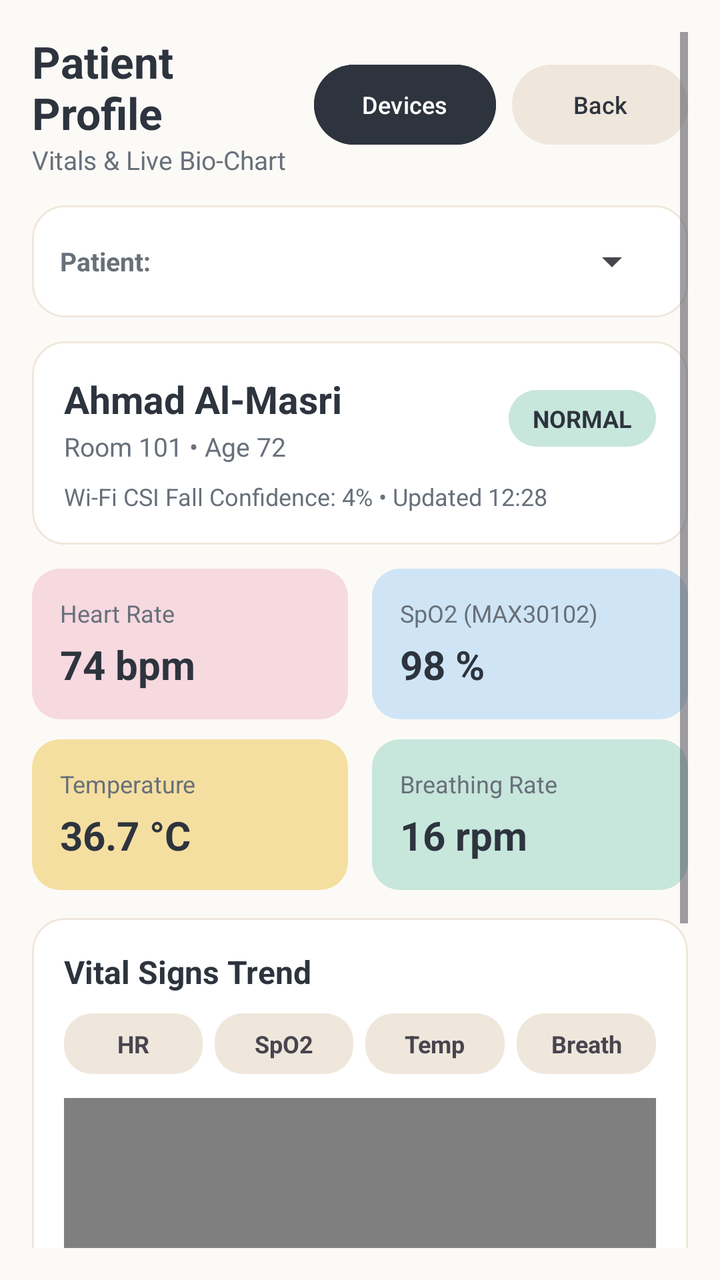
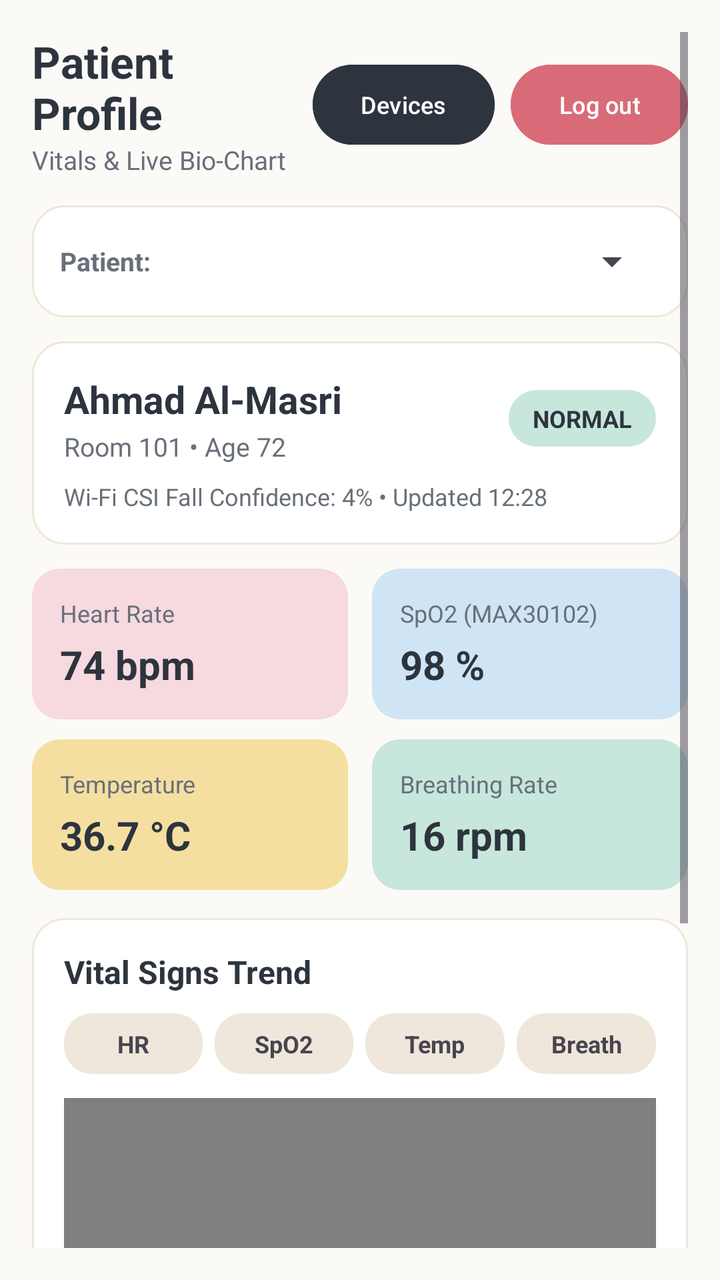

Before-and-after screenshots of an Android layout around one commit, followed by the original layout XML and the change that was made.
<!-- AndroidManifest.xml: application theme Theme.SafeWard -->
<!-- res/layout/activity_patient_profile.xml -->
<?xml version="1.0" encoding="utf-8"?>
<ScrollView xmlns:android="http://schemas.android.com/apk/res/android"
    xmlns:tools="http://schemas.android.com/tools"
    android:id="@+id/main"
    android:layout_width="match_parent"
    android:layout_height="match_parent"
    android:background="@color/bg_cloud_cream"
    android:padding="16dp"
    tools:context=".ui.patient.PatientProfileActivity">

    <LinearLayout
        android:layout_width="match_parent"
        android:layout_height="wrap_content"
        android:orientation="vertical">

        
        <LinearLayout
            android:layout_width="match_parent"
            android:layout_height="wrap_content"
            android:gravity="center_vertical"
            android:orientation="horizontal">

            <LinearLayout
                android:layout_width="0dp"
                android:layout_height="wrap_content"
                android:layout_weight="1"
                android:orientation="vertical">

                <TextView
                    android:layout_width="wrap_content"
                    android:layout_height="wrap_content"
                    android:text="Patient Profile"
                    android:textColor="@color/text_soft_charcoal"
                    android:textSize="22sp"
                    android:textStyle="bold" />

                <TextView
                    android:id="@+id/subtitleText"
                    android:layout_width="wrap_content"
                    android:layout_height="wrap_content"
                    android:text="Vitals &amp; Live Bio-Chart"
                    android:textColor="@color/text_muted_slate"
                    android:textSize="13sp" />
            </LinearLayout>

            <Button
                android:id="@+id/devicesButton"
                android:layout_width="wrap_content"
                android:layout_height="wrap_content"
                android:layout_marginEnd="8dp"
                android:backgroundTint="@color/text_soft_charcoal"
                android:text="Devices"
                android:textAllCaps="false"
                android:textColor="@color/white"
                android:textSize="12sp" />

            <Button
                android:id="@+id/backButton"
                android:layout_width="wrap_content"
                android:layout_height="wrap_content"
                android:backgroundTint="@color/surface_warm_linen"
                android:text="Back"
                android:textAllCaps="false"
                android:textColor="@color/text_soft_charcoal"
                android:textSize="12sp" />
        </LinearLayout>

        
        <LinearLayout
            android:layout_width="match_parent"
            android:layout_height="wrap_content"
            android:layout_marginTop="14dp"
            android:background="@drawable/bg_security_card"
            android:gravity="center_vertical"
            android:orientation="horizontal"
            android:paddingHorizontal="14dp"
            android:paddingVertical="8dp">

            <TextView
                android:layout_width="wrap_content"
                android:layout_height="wrap_content"
                android:layout_marginEnd="10dp"
                android:text="Patient:"
                android:textColor="@color/text_muted_slate"
                android:textSize="13sp"
                android:textStyle="bold" />

            <Spinner
                android:id="@+id/roomSpinner"
                android:layout_width="0dp"
                android:layout_height="40dp"
                android:layout_weight="1" />
        </LinearLayout>

        
        <LinearLayout
            android:layout_width="match_parent"
            android:layout_height="wrap_content"
            android:layout_marginTop="12dp"
            android:background="@drawable/bg_security_card"
            android:orientation="vertical"
            android:padding="16dp">

            <LinearLayout
                android:layout_width="match_parent"
                android:layout_height="wrap_content"
                android:gravity="center_vertical"
                android:orientation="horizontal">

                <LinearLayout
                    android:layout_width="0dp"
                    android:layout_height="wrap_content"
                    android:layout_weight="1"
                    android:orientation="vertical">

                    <TextView
                        android:id="@+id/patientNameText"
                        android:layout_width="wrap_content"
                        android:layout_height="wrap_content"
                        android:text="Ahmad Al-Masri"
                        android:textColor="@color/text_soft_charcoal"
                        android:textSize="19sp"
                        android:textStyle="bold" />

                    <TextView
                        android:id="@+id/patientMetaText"
                        android:layout_width="wrap_content"
                        android:layout_height="wrap_content"
                        android:layout_marginTop="2dp"
                        android:text="Room 101 • Age 72"
                        android:textColor="@color/text_muted_slate"
                        android:textSize="13sp" />
                </LinearLayout>

                <TextView
                    android:id="@+id/csiStatusBadge"
                    android:layout_width="wrap_content"
                    android:layout_height="wrap_content"
                    android:background="@drawable/bg_pill_rounded"
                    android:backgroundTint="@color/status_safe_mint"
                    android:paddingHorizontal="12dp"
                    android:paddingVertical="6dp"
                    android:text="NORMAL"
                    android:textColor="@color/text_soft_charcoal"
                    android:textSize="12sp"
                    android:textStyle="bold" />
            </LinearLayout>

            <TextView
                android:id="@+id/fallConfidenceText"
                android:layout_width="wrap_content"
                android:layout_height="wrap_content"
                android:layout_marginTop="8dp"
                android:text="Wi-Fi CSI Fall Confidence: 4% • Updated 12:28"
                android:textColor="@color/text_muted_slate"
                android:textSize="12sp" />
        </LinearLayout>

        
        <LinearLayout
            android:layout_width="match_parent"
            android:layout_height="wrap_content"
            android:layout_marginTop="12dp"
            android:orientation="horizontal">

            <LinearLayout
                android:layout_width="0dp"
                android:layout_height="wrap_content"
                android:layout_marginEnd="6dp"
                android:layout_weight="1"
                android:background="@drawable/bg_status_banner"
                android:backgroundTint="@color/vitals_blush_petal"
                android:orientation="vertical"
                android:padding="14dp">

                <TextView
                    android:layout_width="wrap_content"
                    android:layout_height="wrap_content"
                    android:text="Heart Rate"
                    android:textColor="@color/text_muted_slate"
                    android:textSize="12sp" />

                <TextView
                    android:id="@+id/heartRateValue"
                    android:layout_width="wrap_content"
                    android:layout_height="wrap_content"
                    android:layout_marginTop="4dp"
                    android:text="74 bpm"
                    android:textColor="@color/text_soft_charcoal"
                    android:textSize="20sp"
                    android:textStyle="bold" />
            </LinearLayout>

            <LinearLayout
                android:layout_width="0dp"
                android:layout_height="wrap_content"
                android:layout_marginStart="6dp"
                android:layout_weight="1"
                android:background="@drawable/bg_status_banner"
                android:backgroundTint="@color/csi_soft_sky_mist"
                android:orientation="vertical"
                android:padding="14dp">

                <TextView
                    android:layout_width="wrap_content"
                    android:layout_height="wrap_content"
                    android:text="SpO2 (MAX30102)"
                    android:textColor="@color/text_muted_slate"
                    android:textSize="12sp" />

                <TextView
                    android:id="@+id/spo2Value"
                    android:layout_width="wrap_content"
                    android:layout_height="wrap_content"
                    android:layout_marginTop="4dp"
                    android:text="98 %"
                    android:textColor="@color/text_soft_charcoal"
                    android:textSize="20sp"
                    android:textStyle="bold" />
            </LinearLayout>
        </LinearLayout>

        <LinearLayout
            android:layout_width="match_parent"
            android:layout_height="wrap_content"
            android:layout_marginTop="10dp"
            android:orientation="horizontal">

            <LinearLayout
                android:layout_width="0dp"
                android:layout_height="wrap_content"
                android:layout_marginEnd="6dp"
                android:layout_weight="1"
                android:background="@drawable/bg_status_banner"
                android:backgroundTint="@color/alert_warning_amber"
                android:orientation="vertical"
                android:padding="14dp">

                <TextView
                    android:layout_width="wrap_content"
                    android:layout_height="wrap_content"
                    android:text="Temperature"
                    android:textColor="@color/text_muted_slate"
                    android:textSize="12sp" />

                <TextView
                    android:id="@+id/tempValue"
                    android:layout_width="wrap_content"
                    android:layout_height="wrap_content"
                    android:layout_marginTop="4dp"
                    android:text="36.7 °C"
                    android:textColor="@color/text_soft_charcoal"
                    android:textSize="20sp"
                    android:textStyle="bold" />
            </LinearLayout>

            <LinearLayout
                android:layout_width="0dp"
                android:layout_height="wrap_content"
                android:layout_marginStart="6dp"
                android:layout_weight="1"
                android:background="@drawable/bg_status_banner"
                android:backgroundTint="@color/status_safe_mint"
                android:orientation="vertical"
                android:padding="14dp">

                <TextView
                    android:layout_width="wrap_content"
                    android:layout_height="wrap_content"
                    android:text="Breathing Rate"
                    android:textColor="@color/text_muted_slate"
                    android:textSize="12sp" />

                <TextView
                    android:id="@+id/breathingValue"
                    android:layout_width="wrap_content"
                    android:layout_height="wrap_content"
                    android:layout_marginTop="4dp"
                    android:text="16 rpm"
                    android:textColor="@color/text_soft_charcoal"
                    android:textSize="20sp"
                    android:textStyle="bold" />
            </LinearLayout>
        </LinearLayout>

        
        <LinearLayout
            android:layout_width="match_parent"
            android:layout_height="wrap_content"
            android:layout_marginTop="14dp"
            android:background="@drawable/bg_security_card"
            android:orientation="vertical"
            android:padding="16dp">

            <TextView
                android:id="@+id/chartTitleText"
                android:layout_width="wrap_content"
                android:layout_height="wrap_content"
                android:text="Vital Signs Trend"
                android:textColor="@color/text_soft_charcoal"
                android:textSize="16sp"
                android:textStyle="bold" />

            
            <LinearLayout
                android:layout_width="match_parent"
                android:layout_height="wrap_content"
                android:layout_marginTop="10dp"
                android:orientation="horizontal">

                <TextView
                    android:id="@+id/metricHr"
                    android:layout_width="0dp"
                    android:layout_height="wrap_content"
                    android:layout_marginEnd="6dp"
                    android:layout_weight="1"
                    android:background="@drawable/bg_pill_rounded"
                    android:gravity="center"
                    android:paddingVertical="7dp"
                    android:text="HR"
                    android:textSize="12sp"
                    android:textStyle="bold" />

                <TextView
                    android:id="@+id/metricSpo2"
                    android:layout_width="0dp"
                    android:layout_height="wrap_content"
                    android:layout_marginEnd="6dp"
                    android:layout_weight="1"
                    android:background="@drawable/bg_pill_rounded"
                    android:gravity="center"
                    android:paddingVertical="7dp"
                    android:text="SpO2"
                    android:textSize="12sp"
                    android:textStyle="bold" />

                <TextView
                    android:id="@+id/metricTemp"
                    android:layout_width="0dp"
                    android:layout_height="wrap_content"
                    android:layout_marginEnd="6dp"
                    android:layout_weight="1"
                    android:background="@drawable/bg_pill_rounded"
                    android:gravity="center"
                    android:paddingVertical="7dp"
                    android:text="Temp"
                    android:textSize="12sp"
                    android:textStyle="bold" />

                <TextView
                    android:id="@+id/metricBr"
                    android:layout_width="0dp"
                    android:layout_height="wrap_content"
                    android:layout_weight="1"
                    android:background="@drawable/bg_pill_rounded"
                    android:gravity="center"
                    android:paddingVertical="7dp"
                    android:text="Breath"
                    android:textSize="12sp"
                    android:textStyle="bold" />
            </LinearLayout>

            <com.example.safeward.ui.patient.VitalSignsChartView
                android:id="@+id/vitalChartView"
                android:layout_width="match_parent"
                android:layout_height="200dp"
                android:layout_marginTop="12dp" />
        </LinearLayout>

        
        <LinearLayout
            android:layout_width="match_parent"
            android:layout_height="wrap_content"
            android:layout_marginTop="14dp"
            android:layout_marginBottom="16dp"
            android:background="@drawable/bg_security_card"
            android:orientation="vertical"
            android:padding="16dp">

            <TextView
                android:layout_width="wrap_content"
                android:layout_height="wrap_content"
                android:text="Recent Room Events"
                android:textColor="@color/text_soft_charcoal"
                android:textSize="15sp"
                android:textStyle="bold" />

            <TextView
                android:id="@+id/recentEventsText"
                android:layout_width="match_parent"
                android:layout_height="wrap_content"
                android:layout_marginTop="8dp"
                android:text="No recorded events for this room."
                android:textColor="@color/text_muted_slate"
                android:textSize="13sp" />
        </LinearLayout>
    </LinearLayout>
</ScrollView>
<!-- resources referenced by this layout -->
<resources>
  <color name="alert_warning_amber">#F5DFA0</color>
  <color name="bg_cloud_cream">#FCFAF7</color>
  <color name="csi_soft_sky_mist">#CFE5F5</color>
  <color name="status_safe_mint">#C7E6DC</color>
  <color name="surface_warm_linen">#EFE7DC</color>
  <color name="text_muted_slate">#68707A</color>
  <color name="text_soft_charcoal">#2D343E</color>
  <color name="vitals_blush_petal">#F7D9E0</color>
  <color name="white">#FFFFFFFF</color>
  <!-- drawable bg_pill_rounded (drawable) -->
  <?xml version="1.0" encoding="utf-8"?>
  <shape xmlns:android="http://schemas.android.com/apk/res/android"
         android:shape="rectangle">
      <solid android:color="@color/surface_warm_linen" />
      <corners android:radius="14dp" />
  </shape>
  <!-- drawable bg_security_card (drawable) -->
  <?xml version="1.0" encoding="utf-8"?>
  <shape xmlns:android="http://schemas.android.com/apk/res/android"
         android:shape="rectangle">
      <solid android:color="@color/surface_white" />
      <stroke android:width="1dp" android:color="@color/surface_warm_linen" />
      <corners android:radius="16dp" />
  </shape>
  <!-- drawable bg_status_banner (drawable) -->
  <?xml version="1.0" encoding="utf-8"?>
  <shape xmlns:android="http://schemas.android.com/apk/res/android"
         android:shape="rectangle">
      <solid android:color="@color/status_safe_mint" />
      <corners android:radius="14dp" />
  </shape>
  <style name="Theme.SafeWard" parent="Base.Theme.SafeWard" />
  <color name="surface_white">#FFFFFF</color>
  <style name="Base.Theme.SafeWard" parent="Theme.Material3.DayNight.NoActionBar">
          
          
      </style>
</resources>

<!-- the commit's change to res/layout/activity_patient_profile.xml (unified diff, before → after) -->
@@ -58,10 +58,10 @@
                 android:id="@+id/backButton"
                 android:layout_width="wrap_content"
                 android:layout_height="wrap_content"
-                android:backgroundTint="@color/surface_warm_linen"
-                android:text="Back"
+                android:backgroundTint="@color/alert_critical_rose"
+                android:text="Log out"
                 android:textAllCaps="false"
-                android:textColor="@color/text_soft_charcoal"
+                android:textColor="@color/white"
                 android:textSize="12sp" />
         </LinearLayout>
 
<!-- resource entries referenced after the edit -->
@@ -1,5 +1,6 @@
 <!-- resources referenced by this layout -->
 <resources>
+  <color name="alert_critical_rose">#D96B78</color>
   <color name="alert_warning_amber">#F5DFA0</color>
   <color name="bg_cloud_cream">#FCFAF7</color>
   <color name="csi_soft_sky_mist">#CFE5F5</color>
